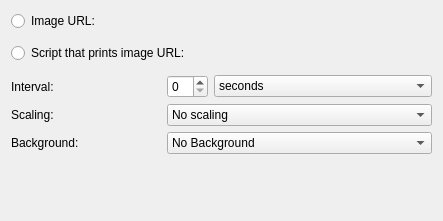
Old version of the form contents/ui/config.ui in the repository petrsigut/unico-plasmoid.
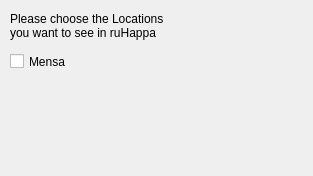
New version of the form. Custom widgets are drawn as their Qt base class.

What changed in the file:
```diff
--- a/contents/ui/config.ui
+++ b/contents/ui/config.ui
@@ -6,202 +6,41 @@
    <rect>
     <x>0</x>
     <y>0</y>
-    <width>443</width>
-    <height>221</height>
+    <width>313</width>
+    <height>176</height>
    </rect>
   </property>
-  <layout class="QVBoxLayout" name="verticalLayout">
-   <item>
-    <widget class="QRadioButton" name="kcfg_imageUrlRadio">
-     <property name="text">
-      <string>Image URL:</string>
-     </property>
-    </widget>
-   </item>
-   <item>
-    <widget class="KUrlRequester" name="kcfg_imageUrl"/>
-   </item>
-   <item>
-    <widget class="QRadioButton" name="kcfg_imageScriptRadio">
-     <property name="text">
-      <string>Script that prints image URL:</string>
-     </property>
-    </widget>
-   </item>
-   <item>
-    <widget class="KUrlRequester" name="kcfg_imageScript"/>
-   </item>
-   <item>
-    <layout class="QHBoxLayout" name="horizontalLayout">
-     <item>
-      <widget class="QLabel" name="intervalLabel">
-       <property name="minimumSize">
-        <size>
-         <width>150</width>
-         <height>0</height>
-        </size>
-       </property>
-       <property name="text">
-        <string>Interval:</string>
-       </property>
-       <property name="buddy">
-        <cstring>kcfg_interval</cstring>
-       </property>
-      </widget>
-     </item>
-     <item>
-      <widget class="QSpinBox" name="kcfg_interval"/>
-     </item>
-     <item>
-      <widget class="QComboBox" name="kcfg_intervalUnit">
-       <property name="sizePolicy">
-        <sizepolicy hsizetype="Expanding" vsizetype="Fixed">
-         <horstretch>0</horstretch>
-         <verstretch>0</verstretch>
-        </sizepolicy>
-       </property>
-       <item>
-        <property name="text">
-         <string>seconds</string>
-        </property>
-       </item>
-       <item>
-        <property name="text">
-         <string>minutes</string>
-        </property>
-       </item>
-       <item>
-        <property name="text">
-         <string>hours</string>
-        </property>
-       </item>
-      </widget>
-     </item>
-    </layout>
-   </item>
-   <item>
-    <layout class="QHBoxLayout" name="horizontalLayout_2">
-     <item>
-      <widget class="QLabel" name="scalingLabel">
-       <property name="minimumSize">
-        <size>
-         <width>150</width>
-         <height>0</height>
-        </size>
-       </property>
-       <property name="text">
-        <string>Scaling:</string>
-       </property>
-       <property name="buddy">
-        <cstring>kcfg_scaling</cstring>
-       </property>
-      </widget>
-     </item>
-     <item>
-      <widget class="QComboBox" name="kcfg_scaling">
-       <property name="sizePolicy">
-        <sizepolicy hsizetype="Expanding" vsizetype="Fixed">
-         <horstretch>0</horstretch>
-         <verstretch>0</verstretch>
-        </sizepolicy>
-       </property>
-       <property name="editable">
-        <bool>false</bool>
-       </property>
-       <item>
-        <property name="text">
-         <string>No scaling</string>
-        </property>
-       </item>
-       <item>
-        <property name="text">
-         <string>Scale content to applet</string>
-        </property>
-       </item>
-       <item>
-        <property name="text">
-         <string>Scale content to applet, keep aspect ratio</string>
-        </property>
-       </item>
-       <item>
-        <property name="text">
-         <string>Scale applet to content</string>
-        </property>
-       </item>
-      </widget>
-     </item>
-    </layout>
-   </item>
-   <item>
-    <layout class="QHBoxLayout" name="horizontalLayout_3">
-     <item>
-      <widget class="QLabel" name="backgroundLabel">
-       <property name="minimumSize">
-        <size>
-         <width>150</width>
-         <height>0</height>
-        </size>
-       </property>
-       <property name="text">
-        <string>Background:</string>
-       </property>
-       <property name="buddy">
-        <cstring>kcfg_backgroundHint</cstring>
-       </property>
-      </widget>
-     </item>
-     <item>
-      <widget class="QComboBox" name="kcfg_backgroundHint">
-       <property name="sizePolicy">
-        <sizepolicy hsizetype="Expanding" vsizetype="Fixed">
-         <horstretch>0</horstretch>
-         <verstretch>0</verstretch>
-        </sizepolicy>
-       </property>
-       <property name="editable">
-        <bool>false</bool>
-       </property>
-       <item>
-        <property name="text">
-         <string>No Background</string>
-        </property>
-       </item>
-       <item>
-        <property name="text">
-         <string>Standard Background</string>
-        </property>
-       </item>
-       <item>
-        <property name="text">
-         <string>Translucent Background</string>
-        </property>
-       </item>
-      </widget>
-     </item>
-    </layout>
-   </item>
-   <item>
-    <spacer name="verticalSpacer">
-     <property name="orientation">
-      <enum>Qt::Vertical</enum>
-     </property>
-     <property name="sizeHint" stdset="0">
-      <size>
-       <width>20</width>
-       <height>4</height>
-      </size>
-     </property>
-    </spacer>
-   </item>
-  </layout>
- </widget>
- <customwidgets>
-  <customwidget>
-   <class>KUrlRequester</class>
-   <extends>QFrame</extends>
-   <header>kurlrequester.h</header>
-  </customwidget>
- </customwidgets>
- <resources/>
- <connections/>
+  <property name="windowTitle">
+   <string>Form</string>
+  </property>
+  <widget class="QLabel" name="label">
+    <property name="geometry">
+    <rect>
+      <x>10</x>
+      <y>10</y>
+      <width>291</width>
+      <height>31</height>
+    </rect>
+    </property>
+    <property name="text">
+      <string>Please choose the Locations 
+you want to see in ruHappa</string>
+    </property>
+  </widget>
+  <widget class="QCheckBox" name="kcfg_Mensa">
+    <property name="geometry">
+      <rect>
+        <x>10</x>
+        <y>50</y>
+        <width>87</width>
+        <height>23</height>
+      </rect>
+    </property>
+    <property name="text">
+      <string>Mensa</string>
+    </property>
+  </widget>
+</widget>
+<resources/>
+<connections/>
 </ui>
```
Left out of the diff: 4 changed lines with no effect on the pictures.
